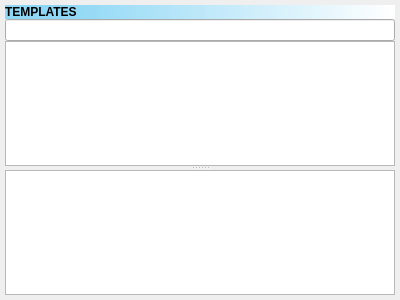
FreeHealth/freehealth, file plugins/templatesplugin/templatesview.ui: the form before one commit.
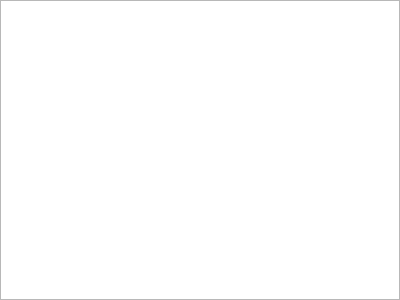
The form after the commit.

Commit message: Work on prescription's templates creation / edition / visualisation

```diff
--- a/plugins/templatesplugin/templatesview.ui
+++ b/plugins/templatesplugin/templatesview.ui
@@ -15,40 +15,9 @@
   </property>
   <layout class="QGridLayout" name="gridLayout">
    <property name="margin">
-    <number>5</number>
-   </property>
-   <property name="spacing">
     <number>0</number>
    </property>
    <item row="0" column="0">
-    <widget class="QLabel" name="label">
-     <property name="font">
-      <font>
-       <weight>75</weight>
-       <bold>true</bold>
-      </font>
-     </property>
-     <property name="styleSheet">
-      <string>background-color: qlineargradient(spread:pad, x1:0, y1:0, x2:1, y2:0, stop:0.150754 rgba(0, 180, 255, 103), stop:1 rgba(255, 255, 255, 255));</string>
-     </property>
-     <property name="text">
-      <string>TEMPLATES</string>
-     </property>
-    </widget>
-   </item>
-   <item row="1" column="0">
-    <widget class="QLineEdit" name="searchLine">
-     <property name="toolTip">
-      <string>Search a template</string>
-     </property>
-    </widget>
-   </item>
-   <item row="2" column="0">
-    <widget class="QSplitter" name="splitter">
-     <property name="orientation">
-      <enum>Qt::Vertical</enum>
-     </property>
-     <widget class="QWidget" name="verticalLayoutWidget">
       <layout class="QVBoxLayout" name="categoryLayout">
        <property name="spacing">
         <number>2</number>
@@ -70,16 +39,6 @@
         </widget>
        </item>
       </layout>
-     </widget>
-     <widget class="QTextEdit" name="summaryTextEdit">
-      <property name="toolTip">
-       <string>Summary</string>
-      </property>
-      <property name="readOnly">
-       <bool>true</bool>
-      </property>
-     </widget>
-    </widget>
    </item>
   </layout>
  </widget>
```
Lines whose indentation alone changed are shown as unchanged. The commit also changes 16 other files.
